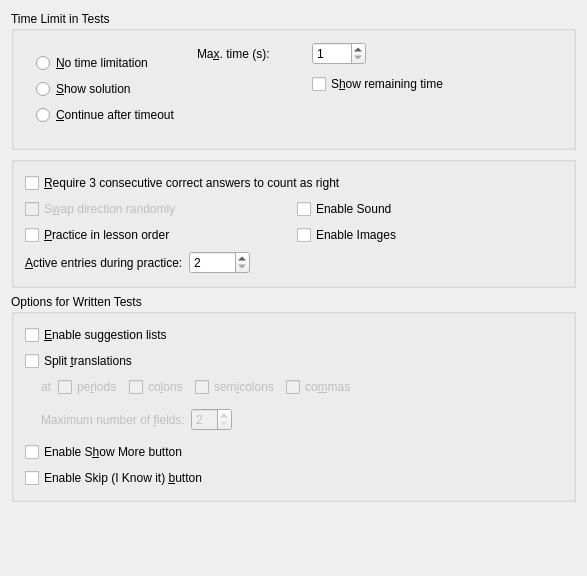
Before: the Qt Designer form src/configure-practice/advancedpracticeoptions.ui in KDE/parley, drawn with Qt 5.
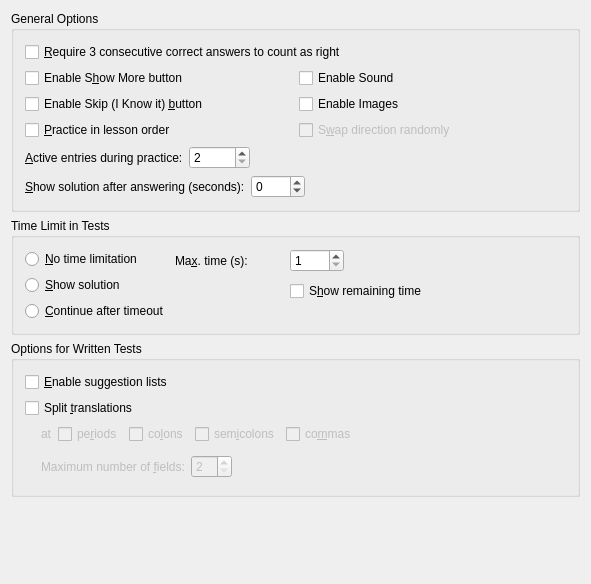
After: the same form once the commit is applied. Custom widgets are drawn as their Qt base class.

Commit message: Add config option for the time to show the solution.

```diff
--- a/src/configure-practice/advancedpracticeoptions.ui
+++ b/src/configure-practice/advancedpracticeoptions.ui
@@ -6,10 +6,191 @@
     <x>0</x>
     <y>0</y>
     <width>587</width>
-    <height>576</height>
+    <height>584</height>
    </rect>
   </property>
   <layout class="QVBoxLayout" >
+   <item>
+    <widget class="QGroupBox" name="groupBox" >
+     <property name="title" >
+      <string>General Options</string>
+     </property>
+     <layout class="QVBoxLayout" >
+      <item>
+       <widget class="QCheckBox" name="kcfg_AltLearn" >
+        <property name="toolTip" >
+         <string>By checking this, you will use the Leitner method of learning which requires you to answer correctly to each question 3 times in a row. </string>
+        </property>
+        <property name="whatsThis" >
+         <string>By checking this, you will use the Leitner method of learning which requires you to answer correctly to each question 3 times in a row. </string>
+        </property>
+        <property name="text" >
+         <string>&amp;Require 3 consecutive correct answers to count as right</string>
+        </property>
+       </widget>
+      </item>
+      <item>
+       <layout class="QGridLayout" >
+        <item row="0" column="0" >
+         <widget class="QCheckBox" name="kcfg_ShowMore" >
+          <property name="enabled" >
+           <bool>true</bool>
+          </property>
+          <property name="toolTip" >
+           <string>Enable the Show More button on the Random Query screen</string>
+          </property>
+          <property name="whatsThis" >
+           <string>When this is checked, you will be able to use a Show More button which allow you to get the next letter in your answer in the query. If this is unchecked, the Show More button will not be enabled, you will not be able to use it.</string>
+          </property>
+          <property name="text" >
+           <string>Enable S&amp;how More button</string>
+          </property>
+         </widget>
+        </item>
+        <item row="0" column="1" >
+         <widget class="QCheckBox" name="kcfg_PracticeSoundEnabled" >
+          <property name="text" >
+           <string>Enable Sound</string>
+          </property>
+         </widget>
+        </item>
+        <item row="1" column="0" >
+         <widget class="QCheckBox" name="kcfg_IKnow" >
+          <property name="enabled" >
+           <bool>true</bool>
+          </property>
+          <property name="toolTip" >
+           <string>Enable the I Know It button on the Random Query screen</string>
+          </property>
+          <property name="whatsThis" >
+           <string>If this is checked, the I Know button will be available. It allows you to tell the query that you know the result without writing it or having it checked. This is available by default. If you uncheck this, the I Know button will not be available.</string>
+          </property>
+          <property name="text" >
+           <string>Enable Skip (I Know it) &amp;button</string>
+          </property>
+         </widget>
+        </item>
+        <item row="1" column="1" >
+         <widget class="QCheckBox" name="kcfg_PracticeImagesEnabled" >
+          <property name="text" >
+           <string>Enable Images</string>
+          </property>
+         </widget>
+        </item>
+        <item row="2" column="0" >
+         <widget class="QCheckBox" name="kcfg_TestOrderLesson" >
+          <property name="toolTip" >
+           <string>When practicing new words will be chosen loosely in lesson order if this is selected, otherwise at total random.</string>
+          </property>
+          <property name="text" >
+           <string>&amp;Practice in lesson order</string>
+          </property>
+         </widget>
+        </item>
+        <item row="2" column="1" >
+         <widget class="QCheckBox" name="kcfg_SwapDirection" >
+          <property name="enabled" >
+           <bool>false</bool>
+          </property>
+          <property name="text" >
+           <string>S&amp;wap direction randomly</string>
+          </property>
+         </widget>
+        </item>
+       </layout>
+      </item>
+      <item>
+       <layout class="QHBoxLayout" >
+        <item>
+         <widget class="QLabel" name="label" >
+          <property name="text" >
+           <string>&amp;Active entries during practice:</string>
+          </property>
+          <property name="buddy" >
+           <cstring>kcfg_TestNumberOfEntries</cstring>
+          </property>
+         </widget>
+        </item>
+        <item>
+         <widget class="KIntSpinBox" name="kcfg_TestNumberOfEntries" >
+          <property name="suffix" >
+           <string/>
+          </property>
+          <property name="prefix" >
+           <string/>
+          </property>
+          <property name="minimum" >
+           <number>2</number>
+          </property>
+          <property name="maximum" >
+           <number>10000</number>
+          </property>
+         </widget>
+        </item>
+        <item>
+         <spacer>
+          <property name="orientation" >
+           <enum>Qt::Horizontal</enum>
+          </property>
+          <property name="sizeHint" >
+           <size>
+            <width>40</width>
+            <height>20</height>
+           </size>
+          </property>
+         </spacer>
+        </item>
+       </layout>
+      </item>
+      <item>
+       <layout class="QHBoxLayout" >
+        <item>
+         <widget class="QLabel" name="label_2" >
+          <property name="text" >
+           <string>&amp;Show solution after answering (seconds):</string>
+          </property>
+          <property name="buddy" >
+           <cstring>kcfg_TestNumberOfEntries</cstring>
+          </property>
+         </widget>
+        </item>
+        <item>
+         <widget class="KIntSpinBox" name="kcfg_ShowSolutionTime" >
+          <property name="specialValueText" >
+           <string>Off</string>
+          </property>
+          <property name="suffix" >
+           <string/>
+          </property>
+          <property name="prefix" >
+           <string/>
+          </property>
+          <property name="minimum" >
+           <number>-1</number>
+          </property>
+          <property name="maximum" >
+           <number>3600</number>
+          </property>
+         </widget>
+        </item>
+        <item>
+         <spacer>
+          <property name="orientation" >
+           <enum>Qt::Horizontal</enum>
+          </property>
+          <property name="sizeHint" >
+           <size>
+            <width>40</width>
+            <height>20</height>
+           </size>
+          </property>
+         </spacer>
+        </item>
+       </layout>
+      </item>
+     </layout>
+    </widget>
+   </item>
    <item>
     <widget class="QGroupBox" name="QueryTimeout" >
      <property name="toolTip" >
@@ -28,6 +209,18 @@
          <string/>
         </property>
         <layout class="QVBoxLayout" >
+         <property name="leftMargin" >
+          <number>0</number>
+         </property>
+         <property name="topMargin" >
+          <number>0</number>
+         </property>
+         <property name="rightMargin" >
+          <number>0</number>
+         </property>
+         <property name="bottomMargin" >
+          <number>0</number>
+         </property>
          <item>
           <widget class="QRadioButton" name="NoTimeoutRadio" >
            <property name="toolTip" >
@@ -153,110 +346,7 @@
           <property name="sizeHint" >
            <size>
             <width>200</width>
-            <height>16</height>
-           </size>
-          </property>
-         </spacer>
-        </item>
-       </layout>
-      </item>
-     </layout>
-    </widget>
-   </item>
-   <item>
-    <widget class="QGroupBox" name="groupBox" >
-     <property name="title" >
-      <string/>
-     </property>
-     <layout class="QVBoxLayout" >
-      <item>
-       <widget class="QCheckBox" name="kcfg_AltLearn" >
-        <property name="toolTip" >
-         <string>By checking this, you will use the Leitner method of learning which requires you to answer correctly to each question 3 times in a row. </string>
-        </property>
-        <property name="whatsThis" >
-         <string>By checking this, you will use the Leitner method of learning which requires you to answer correctly to each question 3 times in a row. </string>
-        </property>
-        <property name="text" >
-         <string>&amp;Require 3 consecutive correct answers to count as right</string>
-        </property>
-       </widget>
-      </item>
-      <item>
-       <layout class="QGridLayout" >
-        <item row="0" column="0" >
-         <widget class="QCheckBox" name="kcfg_SwapDirection" >
-          <property name="enabled" >
-           <bool>false</bool>
-          </property>
-          <property name="text" >
-           <string>S&amp;wap direction randomly</string>
-          </property>
-         </widget>
-        </item>
-        <item row="0" column="1" >
-         <widget class="QCheckBox" name="kcfg_PracticeSoundEnabled" >
-          <property name="text" >
-           <string>Enable Sound</string>
-          </property>
-         </widget>
-        </item>
-        <item row="1" column="0" >
-         <widget class="QCheckBox" name="kcfg_TestOrderLesson" >
-          <property name="toolTip" >
-           <string>When practicing new words will be chosen loosely in lesson order if this is selected, otherwise at total random.</string>
-          </property>
-          <property name="text" >
-           <string>&amp;Practice in lesson order</string>
-          </property>
-         </widget>
-        </item>
-        <item row="1" column="1" >
-         <widget class="QCheckBox" name="kcfg_PracticeImagesEnabled" >
-          <property name="text" >
-           <string>Enable Images</string>
-          </property>
-         </widget>
-        </item>
-       </layout>
-      </item>
-      <item>
-       <layout class="QHBoxLayout" >
-        <item>
-         <widget class="QLabel" name="label" >
-          <property name="text" >
-           <string>&amp;Active entries during practice:</string>
-          </property>
-          <property name="buddy" >
-           <cstring>kcfg_TestNumberOfEntries</cstring>
-          </property>
-         </widget>
-        </item>
-        <item>
-         <widget class="KIntSpinBox" name="kcfg_TestNumberOfEntries" >
-          <property name="suffix" >
-           <string/>
-          </property>
-          <property name="prefix" >
-           <string/>
-          </property>
-          <property name="minimum" >
-           <number>2</number>
-          </property>
-          <property name="maximum" >
-           <number>10000</number>
-          </property>
-         </widget>
-        </item>
-        <item>
-         <spacer>
-          <property name="orientation" >
-           <enum>Qt::Horizontal</enum>
-          </property>
-          <property name="sizeHint" >
-           <size>
-            <width>40</width>
-            <height>20</height>
+            <height>0</height>
            </size>
           </property>
          </spacer>
@@ -476,38 +566,6 @@
         </item>
        </layout>
       </item>
-      <item>
-       <widget class="QCheckBox" name="kcfg_ShowMore" >
-        <property name="enabled" >
-         <bool>true</bool>
-        </property>
-        <property name="toolTip" >
-         <string>Enable the Show More button on the Random Query screen</string>
-        </property>
-        <property name="whatsThis" >
-         <string>When this is checked, you will be able to use a Show More button which allow you to get the next letter in your answer in the query. If this is unchecked, the Show More button will not be enabled, you will not be able to use it.</string>
-        </property>
-        <property name="text" >
-         <string>Enable S&amp;how More button</string>
-        </property>
-       </widget>
-      </item>
-      <item>
-       <widget class="QCheckBox" name="kcfg_IKnow" >
-        <property name="enabled" >
-         <bool>true</bool>
-        </property>
-        <property name="toolTip" >
-         <string>Enable the I Know It button on the Random Query screen</string>
-        </property>
-        <property name="whatsThis" >
-         <string>If this is checked, the I Know button will be available. It allows you to tell the query that you know the result without writing it or having it checked. This is available by default. If you uncheck this, the I Know button will not be available.</string>
-        </property>
-        <property name="text" >
-         <string>Enable Skip (I Know it) &amp;button</string>
-        </property>
-       </widget>
-      </item>
      </layout>
     </widget>
    </item>
@@ -521,8 +579,8 @@
      </property>
      <property name="sizeHint" >
       <size>
-       <width>290</width>
-       <height>20</height>
+       <width>569</width>
+       <height>16</height>
       </size>
      </property>
     </spacer>
```
